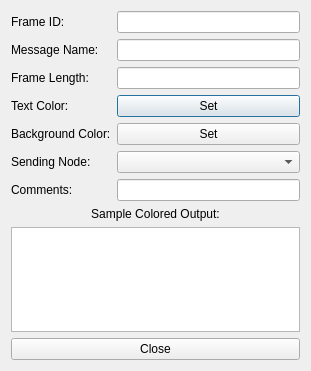
The window that ui/dbcmessageeditor.ui (collin80/SavvyCAN) describes before a commit, drawn with Qt 5.
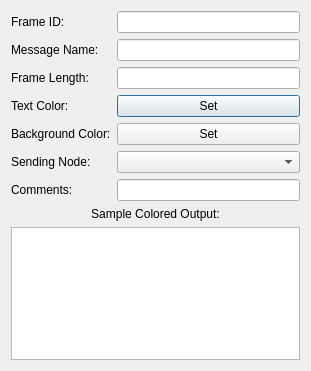
The same window after the commit.

```diff
--- a/ui/dbcmessageeditor.ui
+++ b/ui/dbcmessageeditor.ui
@@ -109,13 +109,6 @@
    <item>
     <widget class="QListWidget" name="listSample"/>
    </item>
-   <item>
-    <widget class="QPushButton" name="btnClose">
-     <property name="text">
-      <string>Close</string>
-     </property>
-    </widget>
-   </item>
   </layout>
  </widget>
  <resources/>
```
